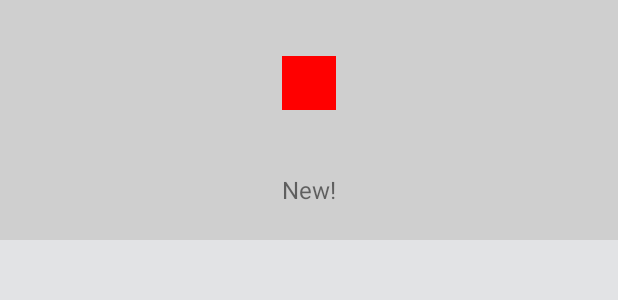
After one commit to SignalHouse/Android-dear, an Android app: the layout template_letter_not_opened.xml on its own in the app's theme, with its tools: preview values and no code run, on a phone screen of 412 x 824 dp. The commit adds this screen. Shown: the top 300 px of the screen. Run offline under Robolectric (Android 15) with nearby library versions, the phone set to English and light mode, and no system bars.

Commit message:
not opened letter template added

```diff
--- /dev/null
+++ b/app/src/main/res/layout/template_letter_not_opened.xml
@@ -0,0 +1,41 @@
+<?xml version="1.0" encoding="utf-8"?>
+<android.support.constraint.ConstraintLayout
+    xmlns:android="http://schemas.android.com/apk/res/android"
+    xmlns:app="http://schemas.android.com/apk/res-auto"
+    android:layout_width="match_parent"
+    android:layout_height="160dp">
+
+    <ImageView
+        android:id="@+id/template_letter_not_opened_bg"
+        android:layout_width="match_parent"
+        android:layout_height="match_parent"
+        android:background="#cfcfcf"
+        />
+
+    <ImageView
+        android:id="@+id/template_letter_stamp"
+        android:layout_width="36dp"
+        android:layout_height="36dp"
+        android:background="#ff0000"
+        app:layout_constraintBottom_toBottomOf="parent"
+        app:layout_constraintEnd_toEndOf="parent"
+        app:layout_constraintStart_toStartOf="parent"
+        app:layout_constraintTop_toTopOf="parent"
+        app:layout_constraintVertical_bias=".3"
+        />
+
+
+    <TextView
+        android:id="@+id/template_letter_dcrp_new"
+        android:layout_width="wrap_content"
+        android:layout_height="wrap_content"
+        android:text="New!"
+        android:textSize="16dp"
+        app:layout_constraintBottom_toBottomOf="parent"
+        app:layout_constraintEnd_toEndOf="parent"
+        app:layout_constraintStart_toStartOf="parent"
+        app:layout_constraintTop_toBottomOf="@+id/template_letter_stamp"
+        app:layout_constraintVertical_bias=".65"
+        />
+
+</android.support.constraint.ConstraintLayout>
--- a/app/src/main/res/layout/template_letter_opened.xml
+++ b/app/src/main/res/layout/template_letter_opened.xml
@@ -7,7 +7,7 @@
     >
 
     <ImageView
-        android:id="@+id/imageView"
+        android:id="@+id/template_letter_opened_bg"
         android:layout_width="match_parent"
         android:layout_height="match_parent"
         android:background="#cfcfcf" />
```
